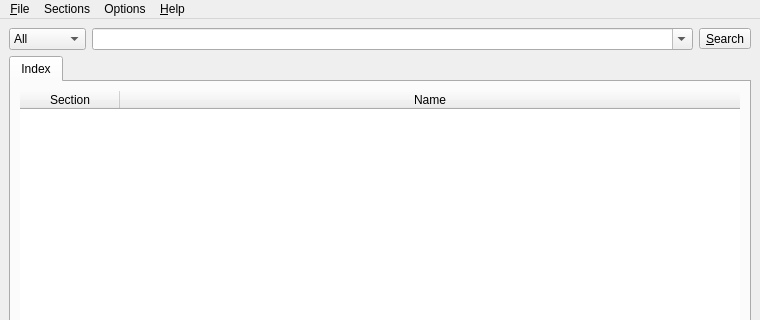
First picture: the form in manpager/main.ui, repository QtPlay/coastal-qt, before the edit; both pictures show x 0 to 760 and y 0 to 320 of the 760 by 540 pixel window.
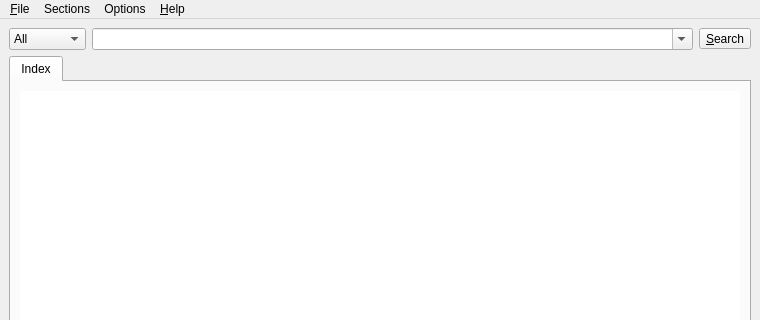
Second picture: the form after the edit.

Patch:
```diff
--- a/manpager/main.ui
+++ b/manpager/main.ui
@@ -106,7 +106,7 @@
          </attribute>
          <layout class="QGridLayout" name="gridLayout_2">
           <item row="0" column="0">
-           <widget class="QTableWidget" name="indexTable">
+           <widget class="QTableView" name="indexView">
             <property name="frameShape">
              <enum>QFrame::NoFrame</enum>
             </property>
@@ -116,22 +116,45 @@
             <property name="alternatingRowColors">
              <bool>true</bool>
             </property>
+            <attribute name="horizontalHeaderShowSortIndicator" stdset="0">
+             <bool>true</bool>
+            </attribute>
             <attribute name="horizontalHeaderStretchLastSection">
+             <bool>false</bool>
+            </attribute>
+            <attribute name="verticalHeaderVisible">
              <bool>true</bool>
             </attribute>
+            <attribute name="verticalHeaderCascadingSectionResizes">
+             <bool>true</bool>
+            </attribute>
+            <attribute name="verticalHeaderDefaultSectionSize">
+             <number>16</number>
+            </attribute>
+            <attribute name="verticalHeaderShowSortIndicator" stdset="0">
+             <bool>false</bool>
+            </attribute>
+            <attribute name="verticalHeaderStretchLastSection">
+             <bool>false</bool>
+            </attribute>
             <attribute name="verticalHeaderVisible">
              <bool>false</bool>
             </attribute>
-            <column>
-             <property name="text">
-              <string>Section</string>
-             </property>
-            </column>
-            <column>
-             <property name="text">
-              <string>Name</string>
-             </property>
-            </column>
+            <attribute name="horizontalHeaderShowSortIndicator" stdset="0">
+             <bool>true</bool>
+            </attribute>
+            <attribute name="horizontalHeaderStretchLastSection">
+             <bool>false</bool>
+            </attribute>
+            <attribute name="verticalHeaderCascadingSectionResizes">
+             <bool>true</bool>
+            </attribute>
+            <attribute name="verticalHeaderShowSortIndicator" stdset="0">
+             <bool>false</bool>
+            </attribute>
+            <attribute name="verticalHeaderStretchLastSection">
+             <bool>false</bool>
+            </attribute>
            </widget>
           </item>
          </layout>
```
Left out of the diff: 4 changed lines with no effect on the pictures.
